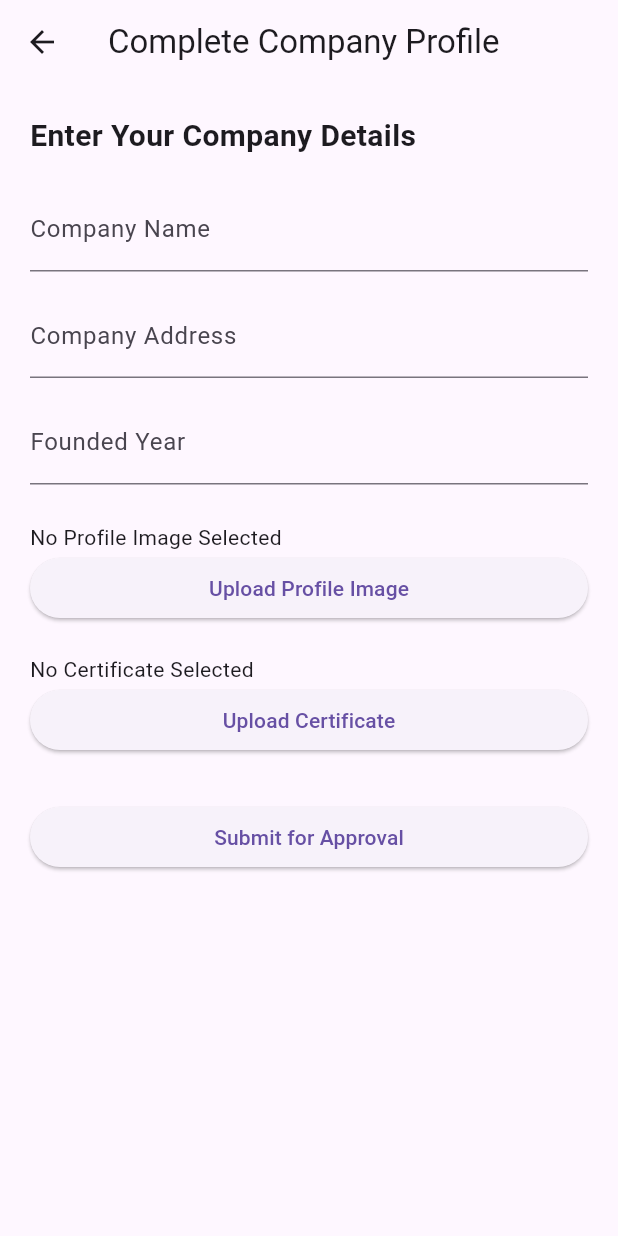
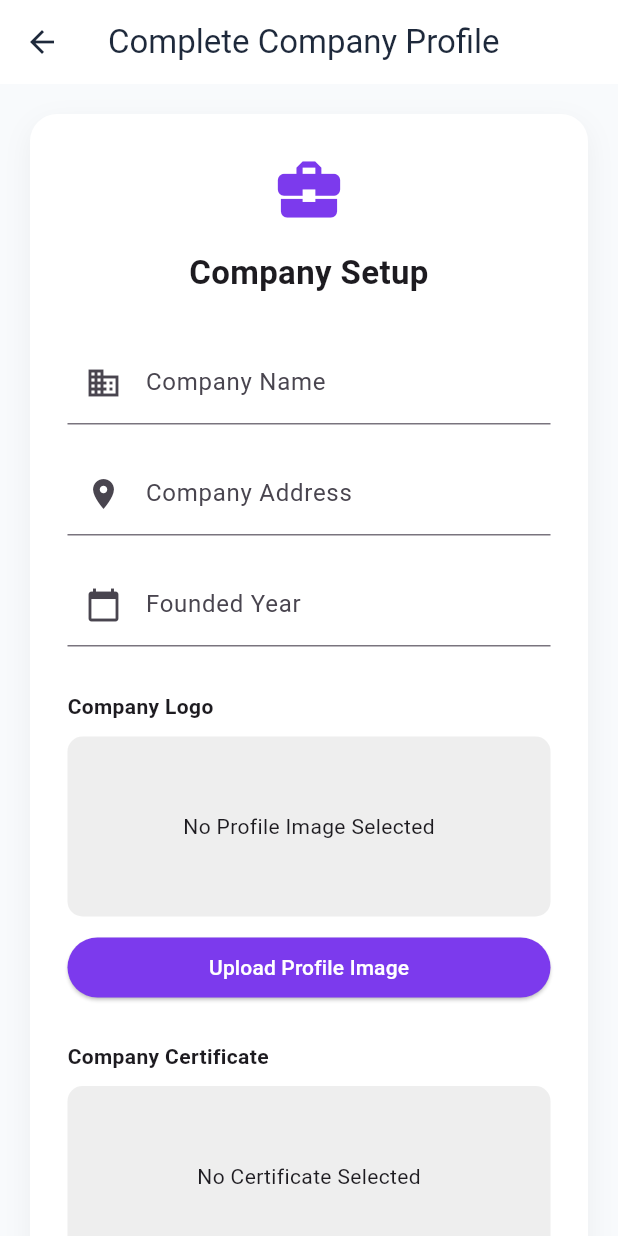
Before and after one commit to AaditAntony/Talent-Sphere-AI, a Flutter app: the CompanyProfileSetupPage screen opened directly, on a phone screen of 412 x 824 dp. Run offline on Flutter 3.47's test engine with Material 3 defaults, Android fonts, the phone set to English and light mode, and no system bars; our stand-ins replace cloud_firestore, file_picker, firebase_auth, firebase_core, fl_chart, image_picker; missing offline and left inert: flutter_pdfview; accounts and stored records are empty.

Commit message:
the code of the profile set is done

```diff
--- a/lib/company/company_profile_setup.dart
+++ b/lib/company/company_profile_setup.dart
@@ -29,16 +29,17 @@ class _CompanyProfileSetupPageState extends State<CompanyProfileSetupPage> {
 
   bool isLoading = false;
 
-  // 🔹 Pick image and convert to Base64
   Future<void> pickImage(bool isProfile) async {
     final picked = await ImagePicker().pickImage(
       source: ImageSource.gallery,
-      imageQuality: 70, // compress
+      imageQuality: 70,
     );
 
     if (picked != null) {
       File file = File(picked.path);
+
       List<int> bytes = await file.readAsBytes();
+
       String base64String = base64Encode(bytes);
 
       setState(() {
@@ -53,7 +54,6 @@ class _CompanyProfileSetupPageState extends State<CompanyProfileSetupPage> {
     }
   }
 
-  // 🔹 Submit company details
   Future<void> submitProfile() async {
     if (!_formKey.currentState!.validate()) return;
 
@@ -69,7 +69,6 @@ class _CompanyProfileSetupPageState extends State<CompanyProfileSetupPage> {
     try {
       final uid = FirebaseAuth.instance.currentUser!.uid;
 
-      // 1️⃣ Create company document
       await FirebaseFirestore.instance.collection('companies').doc(uid).set({
         "name": nameController.text.trim(),
         "address": addressController.text.trim(),
@@ -79,12 +78,10 @@ class _CompanyProfileSetupPageState extends State<CompanyProfileSetupPage> {
         "createdAt": Timestamp.now(),
       });
 
-      // 2️⃣ Update user flags
       await FirebaseFirestore.instance.collection('users').doc(uid).update({
         "isProfileComplete": true,
       });
 
-      // 3️⃣ Navigate to waiting approval
       Navigator.pushReplacement(
         context,
         MaterialPageRoute(builder: (_) => const WaitingApprovalPage()),
@@ -101,80 +98,189 @@ class _CompanyProfileSetupPageState extends State<CompanyProfileSetupPage> {
   @override
   Widget build(BuildContext context) {
     return Scaffold(
-      appBar: AppBar(title: const Text("Complete Company Profile")),
-      body: SingleChildScrollView(
+      backgroundColor: const Color(0xFFF8FAFC),
+
+      appBar: AppBar(
+        title: const Text("Complete Company Profile"),
+        elevation: 0,
+        backgroundColor: Colors.white,
+        foregroundColor: const Color(0xFF1E293B),
+      ),
+
+      body: Center(
+        child: SingleChildScrollView(
           padding: const EdgeInsets.all(20),
+
+          child: Container(
+            padding: const EdgeInsets.all(25),
+
+            decoration: BoxDecoration(
+              color: Colors.white,
+              borderRadius: BorderRadius.circular(18),
+              boxShadow: [
+                BoxShadow(
+                  blurRadius: 15,
+                  color: Colors.black.withOpacity(0.05),
+                  offset: const Offset(0, 6),
+                ),
+              ],
+            ),
+
             child: Form(
               key: _formKey,
+
               child: Column(
                 crossAxisAlignment: CrossAxisAlignment.stretch,
                 children: [
-              const Text(
-                "Enter Your Company Details",
-                style: TextStyle(fontSize: 20, fontWeight: FontWeight.bold),
-              ),
-
-              const SizedBox(height: 20),
-
-              TextFormField(
-                controller: nameController,
-                decoration: const InputDecoration(labelText: "Company Name"),
-                validator: (v) => v!.isEmpty ? "Enter company name" : null,
+                  const Icon(
+                    Icons.business_center,
+                    size: 50,
+                    color: Color(0xFF7C3AED),
                   ),
 
                   const SizedBox(height: 15),
 
+                  const Text(
+                    "Company Setup",
+                    textAlign: TextAlign.center,
+                    style: TextStyle(fontSize: 22, fontWeight: FontWeight.bold),
+                  ),
+
+                  const SizedBox(height: 30),
+
+                  TextFormField(
+                    controller: nameController,
+                    decoration: const InputDecoration(
+                      labelText: "Company Name",
+                      prefixIcon: Icon(Icons.business),
+                    ),
+                    validator: (v) => v!.isEmpty ? "Enter company name" : null,
+                  ),
+
+                  const SizedBox(height: 18),
+
                   TextFormField(
                     controller: addressController,
-                decoration: const InputDecoration(labelText: "Company Address"),
-                validator: (v) => v!.isEmpty ? "Enter company address" : null,
+                    decoration: const InputDecoration(
+                      labelText: "Company Address",
+                      prefixIcon: Icon(Icons.location_on),
+                    ),
+                    validator: (v) =>
+                        v!.isEmpty ? "Enter company address" : null,
                   ),
 
-              const SizedBox(height: 15),
+                  const SizedBox(height: 18),
 
                   TextFormField(
                     controller: foundedController,
-                decoration: const InputDecoration(labelText: "Founded Year"),
+                    decoration: const InputDecoration(
+                      labelText: "Founded Year",
+                      prefixIcon: Icon(Icons.calendar_today),
+                    ),
                     validator: (v) => v!.isEmpty ? "Enter founded year" : null,
+                  ),
+
+                  const SizedBox(height: 30),
+
+                  const Text(
+                    "Company Logo",
+                    style: TextStyle(fontWeight: FontWeight.bold),
+                  ),
+
+                  const SizedBox(height: 10),
+
+                  profileImageFile != null
+                      ? ClipRRect(
+                          borderRadius: BorderRadius.circular(10),
+                          child: Image.file(profileImageFile!, height: 120),
+                        )
+                      : Container(
+                          height: 120,
+                          decoration: BoxDecoration(
+                            borderRadius: BorderRadius.circular(10),
+                            color: Colors.grey.shade200,
+                          ),
+                          child: const Center(
+                            child: Text("No Profile Image Selected"),
+                          ),
+                        ),
+
+                  const SizedBox(height: 10),
+
+                  ElevatedButton(
+                    onPressed: () => pickImage(true),
+                    style: ElevatedButton.styleFrom(
+                      backgroundColor: const Color(0xFF7C3AED),
+                      foregroundColor: Colors.white,
+                    ),
+                    child: const Text("Upload Profile Image"),
                   ),
 
                   const SizedBox(height: 25),
 
-              // 🔹 Profile Image Preview
-              profileImageFile != null
-                  ? Image.file(profileImageFile!, height: 120)
-                  : const Text("No Profile Image Selected"),
-
-              ElevatedButton(
-                onPressed: () => pickImage(true),
-                child: const Text("Upload Profile Image"),
+                  const Text(
+                    "Company Certificate",
+                    style: TextStyle(fontWeight: FontWeight.bold),
                   ),
 
-              const SizedBox(height: 20),
+                  const SizedBox(height: 10),
 
-              // 🔹 Certificate Preview
                   certificateImageFile != null
-                  ? Image.file(certificateImageFile!, height: 120)
-                  : const Text("No Certificate Selected"),
+                      ? ClipRRect(
+                          borderRadius: BorderRadius.circular(10),
+                          child: Image.file(certificateImageFile!, height: 120),
+                        )
+                      : Container(
+                          height: 120,
+                          decoration: BoxDecoration(
+                            borderRadius: BorderRadius.circular(10),
+                            color: Colors.grey.shade200,
+                          ),
+                          child: const Center(
+                            child: Text("No Certificate Selected"),
+                          ),
+                        ),
+
+                  const SizedBox(height: 10),
 
                   ElevatedButton(
                     onPressed: () => pickImage(false),
+                    style: ElevatedButton.styleFrom(
+                      backgroundColor: const Color(0xFF7C3AED),
+                      foregroundColor: Colors.white,
+                    ),
                     child: const Text("Upload Certificate"),
                   ),
 
-              const SizedBox(height: 30),
+                  const SizedBox(height: 35),
 
-              ElevatedButton(
+                  SizedBox(
+                    height: 50,
+                    child: ElevatedButton(
                       onPressed: isLoading ? null : submitProfile,
+
+                      style: ElevatedButton.styleFrom(
+                        backgroundColor: const Color(0xFF7C3AED),
+                        foregroundColor: Colors.white,
+                      ),
+
                       child: isLoading
-                    ? const CircularProgressIndicator()
-                    : const Text("Submit for Approval"),
+                          ? const CircularProgressIndicator(color: Colors.white)
+                          : const Text(
+                              "Submit for Approval",
+                              style: TextStyle(
+                                fontSize: 16,
+                                fontWeight: FontWeight.bold,
+                              ),
+                            ),
+                    ),
                   ),
                 ],
+              ),
+            ),
           ),
         ),
       ),
     );
   }
 }
-// working
```
Lines whose indentation alone changed are shown as unchanged.
